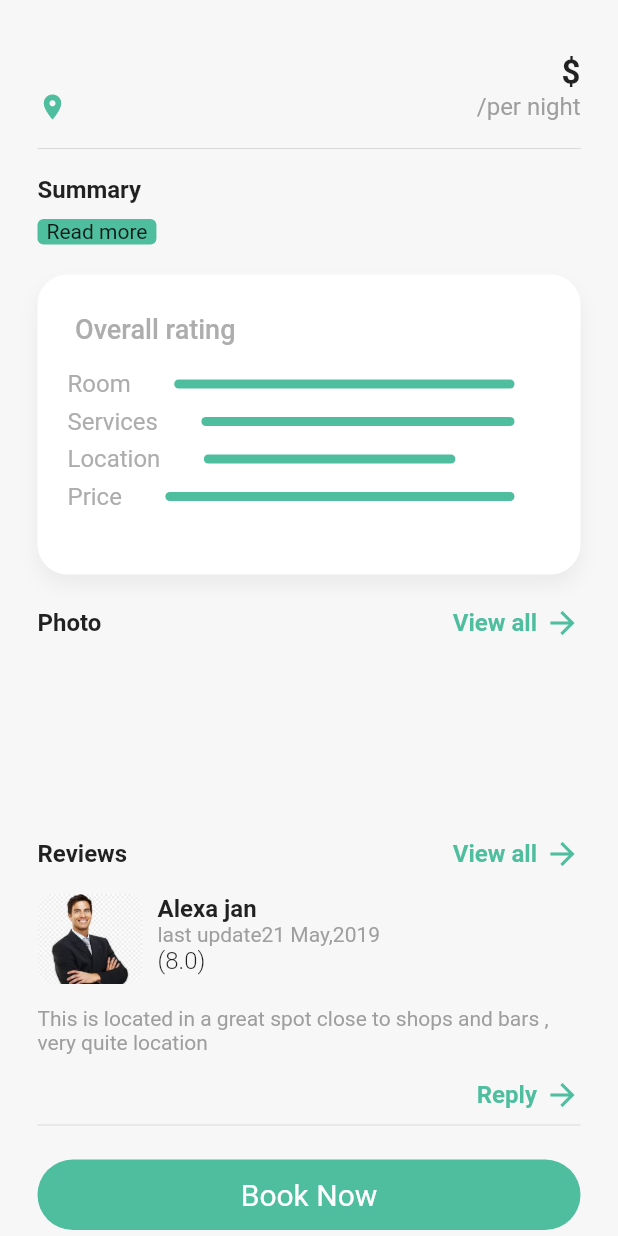
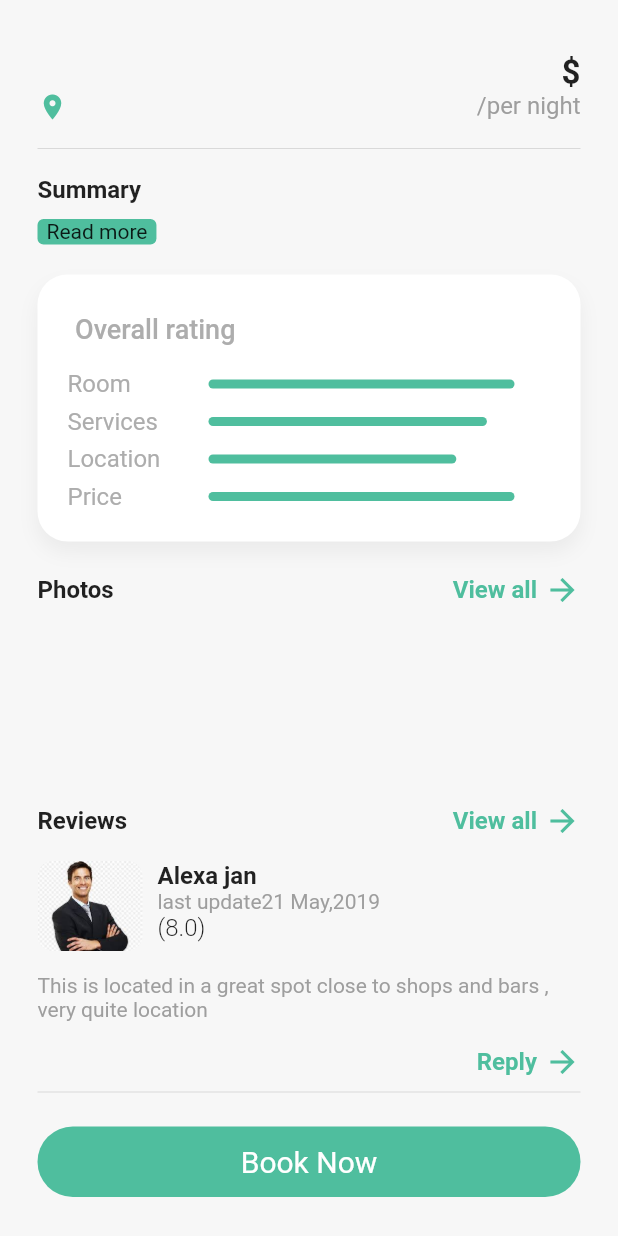
Before and after one commit to Astroshahawy/alo_booking_app, a Flutter app: the SliverToBoxAdaptorWidget widget shown alone on an empty page, opened directly with empty values, on a phone screen of 412 x 824 dp. Run offline on Flutter 3.47's test engine with Material 2 defaults, Android fonts, the light colour scheme and no system bars; our stand-ins replace animate_do, cached_network_image, carousel_slider, dartz, dio, equatable and 10 more; missing offline and left inert: macos_ui; accounts and stored records are empty; network calls fail.

Commit message:
final touches on UI

```diff
--- a/lib/features/hotels/presentation/widgets/details_widgets/sliver_to_box_adapter_widget.dart
+++ b/lib/features/hotels/presentation/widgets/details_widgets/sliver_to_box_adapter_widget.dart
@@ -22,6 +22,7 @@ class SliverToBoxAdaptorWidget extends StatelessWidget {
             height: 10,
           ),
           Row(
+            crossAxisAlignment: CrossAxisAlignment.start,
             children: [
               Column(
                 crossAxisAlignment: CrossAxisAlignment.start,
@@ -152,7 +153,6 @@ class SliverToBoxAdaptorWidget extends StatelessWidget {
             height: 20,
           ),
           Container(
-            height: 200,
             padding: const EdgeInsets.all(20),
             decoration: BoxDecoration(
               color: AppThemeBloc.get(context).isDarkMode
@@ -199,13 +199,16 @@ class SliverToBoxAdaptorWidget extends StatelessWidget {
                   height: 20,
                   child: Row(
                     children: [
-                      Text(
+                      SizedBox(
+                        width: 65,
+                        child: Text(
                           'Room',
                           style: TextStyle(
                               color: AppThemeBloc.get(context).isDarkMode
                                   ? AppDarkColors.accentColor1
                                   : AppLightColors.accentColor1,
                               fontSize: 16),
+                        ),
                       ),
                       const SizedBox(
                         width: 5,
@@ -236,13 +239,16 @@ class SliverToBoxAdaptorWidget extends StatelessWidget {
                   height: 20,
                   child: Row(
                     children: [
-                      Text(
+                      SizedBox(
+                        width: 65,
+                        child: Text(
                           'Services',
                           style: TextStyle(
                               color: AppThemeBloc.get(context).isDarkMode
                                   ? AppDarkColors.accentColor1
                                   : AppLightColors.accentColor1,
                               fontSize: 16),
+                        ),
                       ),
                       const SizedBox(
                         width: 5,
@@ -260,7 +266,7 @@ class SliverToBoxAdaptorWidget extends StatelessWidget {
                               activeColor: AppColors.defaultColor,
                               min: 0,
                               max: 100,
-                              value: 100,
+                              value: 90,
                               onChanged: (value) {}),
                         ),
                       )
@@ -274,13 +280,16 @@ class SliverToBoxAdaptorWidget extends StatelessWidget {
                   height: 20,
                   child: Row(
                     children: [
-                      Text(
+                      SizedBox(
+                        width: 65,
+                        child: Text(
                           'Location',
                           style: TextStyle(
                               color: AppThemeBloc.get(context).isDarkMode
                                   ? AppDarkColors.accentColor1
                                   : AppLightColors.accentColor1,
                               fontSize: 16),
+                        ),
                       ),
                       const SizedBox(
                         width: 5,
@@ -312,13 +321,16 @@ class SliverToBoxAdaptorWidget extends StatelessWidget {
                   height: 20,
                   child: Row(
                     children: [
-                      Text(
+                      SizedBox(
+                        width: 65,
+                        child: Text(
                           'Price',
                           style: TextStyle(
                               color: AppThemeBloc.get(context).isDarkMode
                                   ? AppDarkColors.accentColor1
                                   : AppLightColors.accentColor1,
                               fontSize: 16),
+                        ),
                       ),
                       const SizedBox(
                         width: 5,
@@ -351,7 +363,7 @@ class SliverToBoxAdaptorWidget extends StatelessWidget {
           Row(
             children: const [
               Text(
-                'Photo',
+                'Photos',
                 style: TextStyle(
                   fontSize: 16,
                   fontWeight: FontWeight.bold,
--- a/lib/features/search_hotels/presentation/screens/explore_page/widget/sliver_appbar_widget.dart
+++ b/lib/features/search_hotels/presentation/screens/explore_page/widget/sliver_appbar_widget.dart
@@ -93,6 +93,8 @@ class _SliverAppBarWidgetState extends State<SliverAppBarWidget> {
   }
 
   Widget resultFilter() {
+    return BlocBuilder<SearchHotelsBloc, SearchHotelsState>(
+      builder: (context, state) {
         return Column(
           children: [
             const DividerWidget(),
@@ -144,6 +146,8 @@ class _SliverAppBarWidgetState extends State<SliverAppBarWidget> {
               ),
             ),
           ],
+        );
+      },
     );
   }
 
--- a/lib/features/search_hotels/presentation/screens/filter_page/filter_page.dart
+++ b/lib/features/search_hotels/presentation/screens/filter_page/filter_page.dart
@@ -83,8 +83,6 @@ class _FilterPageState extends State<FilterPage> {
                         const DistanceWidget(),
                         const DividerWidget(),
                         const SizedBox(height: 10),
-                        const DividerWidget(),
-                        const SizedBox(height: 10),
                         const TypeAccommodationWidget(),
                       ],
                     ),
```
Also changed, not shown: lib/features/hotels/presentation/screens/details_screen.dart (+2 -38 lines), lib/features/hotels/presentation/widgets/details_widgets/sliver_appbar_background_widget.dart (+104 -33 lines). Lines whose indentation alone changed are shown as unchanged.
